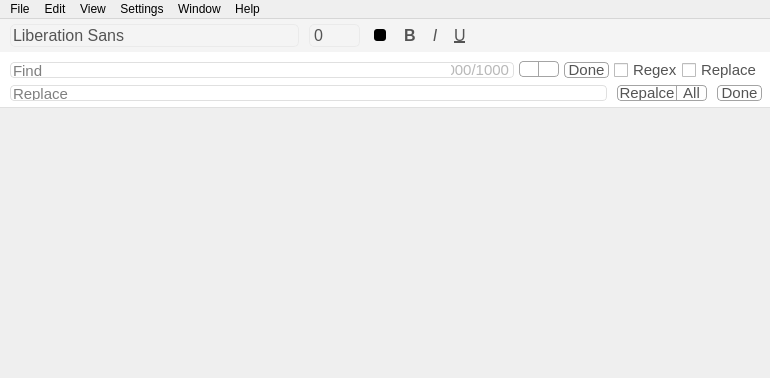
Before: the Qt Designer form src/design/text_editor.ui in teenxsky/RnR_Text_Editor, drawn with Qt 5.
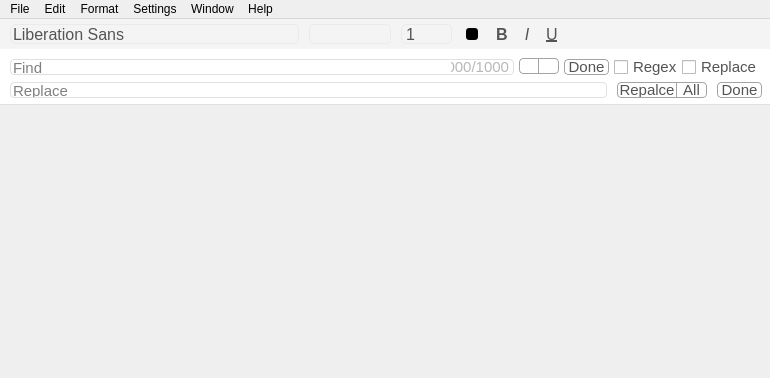
After: the same form once the commit is applied. Icons and pictures are not drawn.

What changed in the file:
```diff
--- a/src/design/text_editor.ui
+++ b/src/design/text_editor.ui
@@ -32,6 +32,10 @@
 	color: rgb(84, 84, 84);
 }
 
+QTextEdit {
+	background-color: white;
+}
+
 
 QFrame {
 	border: 0;
@@ -92,6 +96,12 @@
         <height>30</height>
        </size>
       </property>
+      <property name="maximumSize">
+       <size>
+        <width>16777215</width>
+        <height>30</height>
+       </size>
+      </property>
       <property name="styleSheet">
        <string notr="true">#frame_tools {
 	background-color: rgb(244, 244, 244);
@@ -178,6 +188,56 @@
          </property>
         </widget>
        </item>
+       <item>
+        <widget class="QComboBox" name="combo_box_styles">
+         <property name="font">
+          <font>
+           <pointsize>12</pointsize>
+          </font>
+         </property>
+         <property name="toolTip">
+          <string>Styles</string>
+         </property>
+         <property name="styleSheet">
+          <string notr="true">QComboBox {
+	color: rgb(84, 84, 84);
+	background-color: rgb(244, 244, 244);
+	border-radius: 5px;	
+	padding-left: 2px;
+	border: 1px solid rgb(234, 234, 234);
+}
+
+QComboBox::hover {
+	background-color: rgb(234, 234, 234);
+}
+
+QComboBox::drop-down {
+    subcontrol-position: top right;
+    width: 20px;
+    border-top-right-radius: 5px;
+    border-bottom-right-radius: 5px;
+}
+
+QComboBox::down-arrow {
+	subcontrol-position: margin;
+	subcontrol-origin: border;
+	border-image: url(:/icons/icons/arrows.png);
+	height: 12px;
+	width: 12px;
+	border-radius: 4px;
+	margin-top: 2px;
+}
+
+QComboBox QAbstractItemView {
+	selection-background-color: rgb(70, 140, 255);
+	selection-color: white;
+	background-color: rgb(244, 244, 244);
+	color: rgb(84, 84, 84);
+}
+</string>
+         </property>
+        </widget>
+       </item>
        <item>
         <widget class="QSpinBox" name="spin_box_size">
          <property name="font">
@@ -235,6 +295,9 @@
          <property name="alignment">
           <set>Qt::AlignLeading|Qt::AlignLeft|Qt::AlignVCenter</set>
          </property>
+         <property name="minimum">
+          <number>1</number>
+         </property>
          <property name="maximum">
           <number>288</number>
          </property>
@@ -654,6 +717,12 @@
         <height>0</height>
        </size>
       </property>
+      <property name="maximumSize">
+       <size>
+        <width>16777215</width>
+        <height>60</height>
+       </size>
+      </property>
       <property name="styleSheet">
        <string notr="true">QFrame#frame_find_and_replace {
 	background-color: white;
@@ -746,6 +815,12 @@
           </property>
           <item>
            <widget class="QFrame" name="frame">
+            <property name="minimumSize">
+             <size>
+              <width>0</width>
+              <height>16</height>
+             </size>
+            </property>
             <property name="frameShape">
              <enum>QFrame::StyledPanel</enum>
             </property>
@@ -1302,9 +1377,9 @@
     <addaction name="separator"/>
     <addaction name="menu_find"/>
    </widget>
-   <widget class="QMenu" name="menu_veiw">
+   <widget class="QMenu" name="menu_format">
     <property name="title">
-     <string>View</string>
+     <string>Format</string>
     </property>
    </widget>
    <widget class="QMenu" name="menu_settings">
@@ -1324,7 +1399,7 @@
    </widget>
    <addaction name="menu_file"/>
    <addaction name="menu_edit"/>
-   <addaction name="menu_veiw"/>
+   <addaction name="menu_format"/>
    <addaction name="menu_settings"/>
    <addaction name="menu_window"/>
    <addaction name="menu_help"/>
```
Left out of the diff: 101 changed lines with no effect on the pictures.
